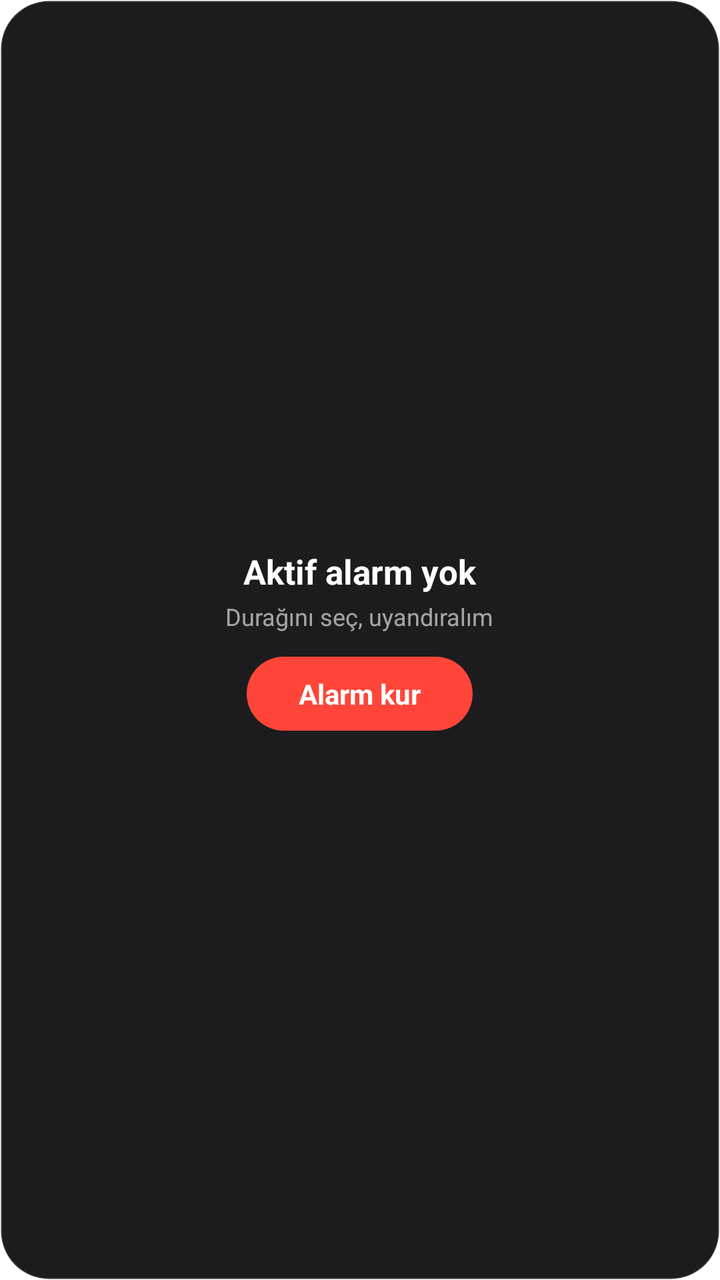
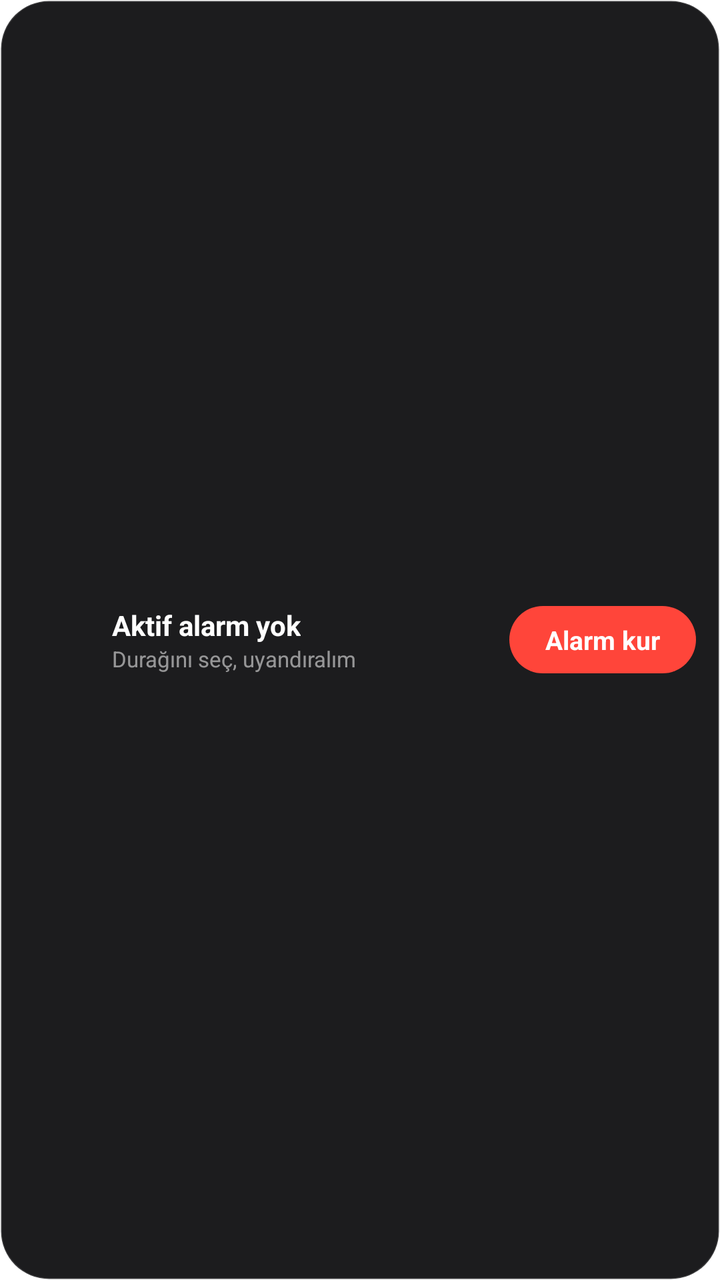

Before-and-after screenshots of an Android layout around one commit, followed by the original layout XML and the change that was made.
<!-- AndroidManifest.xml: fallback theme Theme.MaterialComponents.DayNight.NoActionBar -->
<!-- res/layout/widget_stopalert.xml -->
<?xml version="1.0" encoding="utf-8"?>
<FrameLayout xmlns:android="http://schemas.android.com/apk/res/android"
    android:id="@+id/widget_root"
    android:layout_width="match_parent"
    android:layout_height="match_parent"
    android:background="@drawable/widget_background"
    android:padding="14dp">

    
    <LinearLayout
        android:id="@+id/widget_idle"
        android:layout_width="match_parent"
        android:layout_height="match_parent"
        android:gravity="center"
        android:orientation="vertical">

        <TextView
            android:layout_width="wrap_content"
            android:layout_height="wrap_content"
            android:text="@string/widget_idle_title"
            android:textColor="#FFFFFF"
            android:textSize="17sp"
            android:textStyle="bold" />

        <TextView
            android:layout_width="wrap_content"
            android:layout_height="wrap_content"
            android:layout_marginTop="3dp"
            android:text="@string/widget_idle_subtitle"
            android:textColor="#99FFFFFF"
            android:textSize="12sp" />

        <TextView
            android:id="@+id/idle_button"
            android:layout_width="wrap_content"
            android:layout_height="wrap_content"
            android:layout_marginTop="12dp"
            android:background="@drawable/widget_button"
            android:paddingLeft="26dp"
            android:paddingTop="9dp"
            android:paddingRight="26dp"
            android:paddingBottom="9dp"
            android:text="@string/widget_create_alarm"
            android:textColor="#FFFFFF"
            android:textSize="14sp"
            android:textStyle="bold" />
    </LinearLayout>

    
    <LinearLayout
        android:id="@+id/widget_active"
        android:layout_width="match_parent"
        android:layout_height="match_parent"
        android:baselineAligned="false"
        android:gravity="center_vertical"
        android:orientation="horizontal"
        android:visibility="gone">

        
        <ImageView
            android:id="@+id/ring"
            android:layout_width="94dp"
            android:layout_height="94dp"
            android:contentDescription="@string/widget_ring_desc" />

        <LinearLayout
            android:layout_width="0dp"
            android:layout_height="wrap_content"
            android:layout_marginStart="14dp"
            android:layout_weight="1"
            android:orientation="vertical">

            
            <LinearLayout
                android:layout_width="match_parent"
                android:layout_height="wrap_content"
                android:orientation="horizontal">

                <TextView
                    android:id="@+id/line_code"
                    android:layout_width="wrap_content"
                    android:layout_height="wrap_content"
                    android:maxLines="1"
                    android:textColor="#FF453A"
                    android:textSize="16sp"
                    android:textStyle="bold" />

                <TextView
                    android:id="@+id/state_label"
                    android:layout_width="0dp"
                    android:layout_height="wrap_content"
                    android:layout_marginStart="8dp"
                    android:layout_weight="1"
                    android:ellipsize="end"
                    android:gravity="end"
                    android:maxLines="1"
                    android:textColor="#FF453A"
                    android:textSize="10sp"
                    android:textStyle="bold" />
            </LinearLayout>

            
            <TextView
                android:id="@+id/target_stop"
                android:layout_width="match_parent"
                android:layout_height="wrap_content"
                android:ellipsize="end"
                android:maxLines="1"
                android:textColor="#FFFFFF"
                android:textSize="15sp"
                android:textStyle="bold" />

            
            <TextView
                android:id="@+id/distance"
                android:layout_width="match_parent"
                android:layout_height="wrap_content"
                android:layout_marginTop="1dp"
                android:ellipsize="end"
                android:maxLines="1"
                android:textColor="#B3FFFFFF"
                android:textSize="12sp" />

            
            <TextView
                android:id="@+id/current_stop"
                android:layout_width="match_parent"
                android:layout_height="wrap_content"
                android:layout_marginTop="7dp"
                android:drawablePadding="6dp"
                android:ellipsize="end"
                android:maxLines="1"
                android:textColor="#99FFFFFF"
                android:textSize="11sp" />

            <TextView
                android:id="@+id/next_stop"
                android:layout_width="match_parent"
                android:layout_height="wrap_content"
                android:layout_marginTop="1dp"
                android:ellipsize="end"
                android:maxLines="1"
                android:textColor="#99FFFFFF"
                android:textSize="11sp" />
        </LinearLayout>
    </LinearLayout>
</FrameLayout>
<!-- resources referenced by this layout -->
<resources>
  <!-- drawable widget_background (drawable) -->
  <?xml version="1.0" encoding="utf-8"?>
  <shape xmlns:android="http://schemas.android.com/apk/res/android"
      android:shape="rectangle">
      <solid android:color="#1C1C1E" />
      <corners android:radius="24dp" />
      <stroke
          android:width="1dp"
          android:color="#26FFFFFF" />
  </shape>
  <!-- drawable widget_button (drawable) -->
  <?xml version="1.0" encoding="utf-8"?>
  <shape xmlns:android="http://schemas.android.com/apk/res/android"
      android:shape="rectangle">
      <solid android:color="#FF453A" />
      <corners android:radius="22dp" />
  </shape>
  <string name="widget_create_alarm">Alarm kur</string>
  <string name="widget_idle_subtitle">Durağını seç, uyandıralım</string>
  <string name="widget_idle_title">Aktif alarm yok</string>
  <string name="widget_ring_desc">Kalan durak göstergesi</string>
</resources>

<!-- the commit's change to res/layout/widget_stopalert.xml (unified diff, before → after) -->
@@ -4,45 +4,63 @@
     android:layout_width="match_parent"
     android:layout_height="match_parent"
     android:background="@drawable/widget_background"
-    android:padding="14dp">
+    android:paddingLeft="12dp"
+    android:paddingTop="10dp"
+    android:paddingRight="12dp"
+    android:paddingBottom="10dp">
 
     
     <LinearLayout
         android:id="@+id/widget_idle"
         android:layout_width="match_parent"
         android:layout_height="match_parent"
-        android:gravity="center"
-        android:orientation="vertical">
+        android:baselineAligned="false"
+        android:gravity="center_vertical"
+        android:orientation="horizontal">
 
-        <TextView
-            android:layout_width="wrap_content"
+        <ImageView
+            android:id="@+id/idle_icon"
+            android:layout_width="34dp"
+            android:layout_height="34dp"
+            android:contentDescription="@string/widget_idle_title" />
+
+        <LinearLayout
+            android:layout_width="0dp"
             android:layout_height="wrap_content"
-            android:text="@string/widget_idle_title"
-            android:textColor="#FFFFFF"
-            android:textSize="17sp"
-            android:textStyle="bold" />
+            android:layout_marginStart="10dp"
+            android:layout_weight="1"
+            android:orientation="vertical">
 
-        <TextView
-            android:layout_width="wrap_content"
-            android:layout_height="wrap_content"
-            android:layout_marginTop="3dp"
-            android:text="@string/widget_idle_subtitle"
-            android:textColor="#99FFFFFF"
-            android:textSize="12sp" />
+            <TextView
+                android:layout_width="wrap_content"
+                android:layout_height="wrap_content"
+                android:text="@string/widget_idle_title"
+                android:textColor="#FFFFFF"
+                android:textSize="14sp"
+                android:textStyle="bold" />
+
+            <TextView
+                android:layout_width="wrap_content"
+                android:layout_height="wrap_content"
+                android:ellipsize="end"
+                android:maxLines="1"
+                android:text="@string/widget_idle_subtitle"
+                android:textColor="#8AFFFFFF"
+                android:textSize="11sp" />
+        </LinearLayout>
 
         <TextView
             android:id="@+id/idle_button"
             android:layout_width="wrap_content"
             android:layout_height="wrap_content"
-            android:layout_marginTop="12dp"
             android:background="@drawable/widget_button"
-            android:paddingLeft="26dp"
-            android:paddingTop="9dp"
-            android:paddingRight="26dp"
-            android:paddingBottom="9dp"
+            android:paddingLeft="18dp"
+            android:paddingTop="8dp"
+            android:paddingRight="18dp"
+            android:paddingBottom="8dp"
             android:text="@string/widget_create_alarm"
             android:textColor="#FFFFFF"
-            android:textSize="14sp"
+            android:textSize="13sp"
             android:textStyle="bold" />
     </LinearLayout>
 
@@ -59,14 +77,14 @@
         
         <ImageView
             android:id="@+id/ring"
-            android:layout_width="94dp"
-            android:layout_height="94dp"
+            android:layout_width="62dp"
+            android:layout_height="62dp"
             android:contentDescription="@string/widget_ring_desc" />
 
         <LinearLayout
             android:layout_width="0dp"
             android:layout_height="wrap_content"
-            android:layout_marginStart="14dp"
+            android:layout_marginStart="12dp"
             android:layout_weight="1"
             android:orientation="vertical">
 
@@ -74,28 +92,33 @@
             <LinearLayout
                 android:layout_width="match_parent"
                 android:layout_height="wrap_content"
+                android:gravity="center_vertical"
                 android:orientation="horizontal">
 
                 <TextView
                     android:id="@+id/line_code"
                     android:layout_width="wrap_content"
                     android:layout_height="wrap_content"
+                    android:background="@drawable/widget_chip"
                     android:maxLines="1"
-                    android:textColor="#FF453A"
-                    android:textSize="16sp"
+                    android:paddingLeft="7dp"
+                    android:paddingTop="1dp"
+                    android:paddingRight="7dp"
+                    android:paddingBottom="1dp"
+                    android:textColor="#FFFFFF"
+                    android:textSize="11sp"
                     android:textStyle="bold" />
 
                 <TextView
                     android:id="@+id/state_label"
                     android:layout_width="0dp"
                     android:layout_height="wrap_content"
-                    android:layout_marginStart="8dp"
+                    android:layout_marginStart="7dp"
                     android:layout_weight="1"
                     android:ellipsize="end"
-                    android:gravity="end"
                     android:maxLines="1"
                     android:textColor="#FF453A"
-                    android:textSize="10sp"
+                    android:textSize="9sp"
                     android:textStyle="bold" />
             </LinearLayout>
 
@@ -104,10 +127,11 @@
                 android:id="@+id/target_stop"
                 android:layout_width="match_parent"
                 android:layout_height="wrap_content"
+                android:layout_marginTop="3dp"
                 android:ellipsize="end"
                 android:maxLines="1"
                 android:textColor="#FFFFFF"
-                android:textSize="15sp"
+                android:textSize="14sp"
                 android:textStyle="bold" />
 
             
@@ -115,33 +139,21 @@
                 android:id="@+id/distance"
                 android:layout_width="match_parent"
                 android:layout_height="wrap_content"
-                android:layout_marginTop="1dp"
                 android:ellipsize="end"
                 android:maxLines="1"
                 android:textColor="#B3FFFFFF"
-                android:textSize="12sp" />
+                android:textSize="11sp" />
 
             
             <TextView
-                android:id="@+id/current_stop"
-                android:layout_width="match_parent"
-                android:layout_height="wrap_content"
-                android:layout_marginTop="7dp"
-                android:drawablePadding="6dp"
-                android:ellipsize="end"
-                android:maxLines="1"
-                android:textColor="#99FFFFFF"
-                android:textSize="11sp" />
-
-            <TextView
-                android:id="@+id/next_stop"
+                android:id="@+id/stops_line"
                 android:layout_width="match_parent"
                 android:layout_height="wrap_content"
                 android:layout_marginTop="1dp"
                 android:ellipsize="end"
                 android:maxLines="1"
-                android:textColor="#99FFFFFF"
-                android:textSize="11sp" />
+                android:textColor="#8AFFFFFF"
+                android:textSize="10sp" />
         </LinearLayout>
     </LinearLayout>
 </FrameLayout>
<!-- resource entries referenced after the edit -->
@@ -17,6 +17,13 @@
       <solid android:color="#FF453A" />
       <corners android:radius="22dp" />
   </shape>
+  <!-- drawable widget_chip (drawable) -->
+  <?xml version="1.0" encoding="utf-8"?>
+  <shape xmlns:android="http://schemas.android.com/apk/res/android"
+      android:shape="rectangle">
+      <solid android:color="#FF453A" />
+      <corners android:radius="7dp" />
+  </shape>
   <string name="widget_create_alarm">Alarm kur</string>
   <string name="widget_idle_subtitle">Durağını seç, uyandıralım</string>
   <string name="widget_idle_title">Aktif alarm yok</string>
